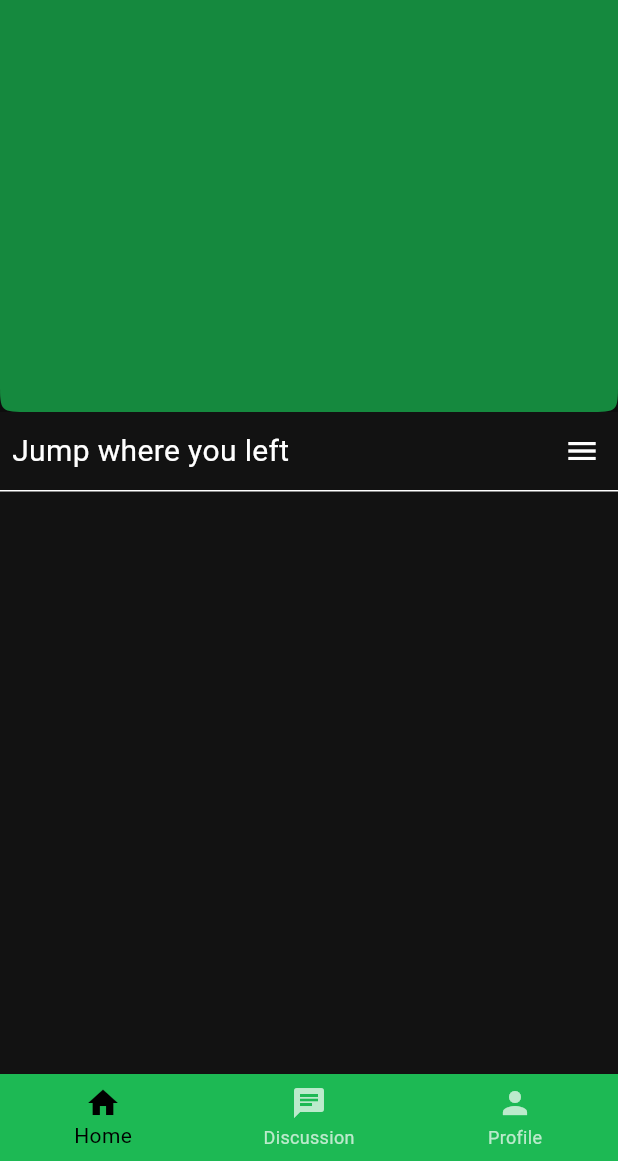
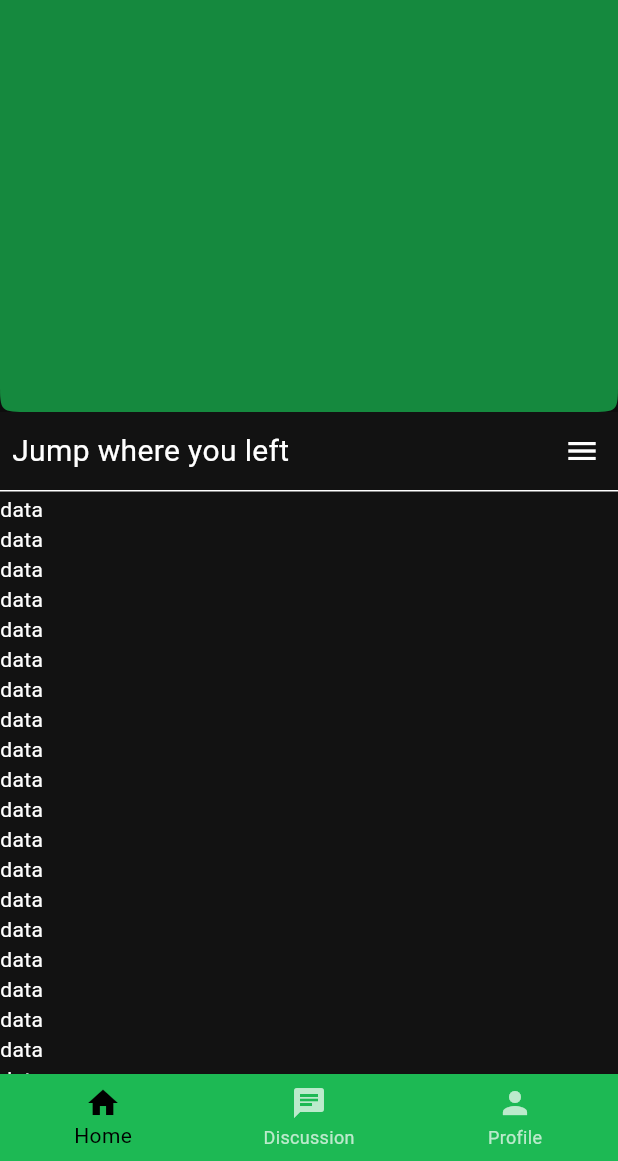
Before and after one commit to jay-sharmaa/RUBIX25_50_Team.dart, a Flutter app: the screen it shows after launch, on a phone screen of 412 x 824 dp, the part 75-1236 px from its top. Run offline on Flutter 3.47's test engine with Material 3 defaults, Android fonts, the phone set to English and light mode, and no system bars; our stand-ins replace flutter_native_splash, flutter_riverpod, google_fonts, shared_preferences, timelines_plus; missing offline and left inert: pair.

Commit message:
homepage improved

```diff
--- a/lib/main.dart
+++ b/lib/main.dart
@@ -57,7 +57,8 @@
   Widget build(BuildContext context) {
     List<Widget> Pages = [
       Home(1, selected_page: selected_index,),
-      ForumPage(selected_page: selected_index, themeNumber: 1)
+      ForumPage(selected_page: selected_index, themeNumber: 1),
+      TimelinePage(themeNumber: 1)
     ];
     final themeMode = ref.watch(themeModeProvider);
     return MaterialApp(
--- a/lib/pages/forum_page.dart
+++ b/lib/pages/forum_page.dart
@@ -52,7 +52,7 @@
         children: [
           Expanded(
             child: ListView.builder(
-              reverse: true, // Shows latest messages at the bottom
+              reverse: true,
               itemBuilder: (context, index) {
                 return textBubble(chats[chats.length - 1 - index]);
               },
--- a/lib/pages/home.dart
+++ b/lib/pages/home.dart
@@ -59,14 +59,46 @@
                     const Text("Jump where you left", style: TextStyle(fontSize: 20),),
                     IconButton(onPressed: (){
 
-                    }, icon: const Icon(Icons.menu))
+                    }, icon: const Icon(Icons.menu)),
+
                   ],
                 ),
             ),
             Divider(height: 5,),
+            Text("data"),
+            Text("data"),
+            Text("data"),
+            Text("data"),
+            Text("data"),
+            Text("data"),
+            Text("data"),
+            Text("data"),
+            Text("data"),
+            Text("data"),
+            Text("data"),
+            Text("data"),
+            Text("data"),
+            Text("data"),
+            Text("data"),
+            Text("data"),
+            Text("data"),
+            Text("data"),
+            Text("data"),
+            Text("data"),
+            Text("data"),
+            Text("data"),
+            Text("data"),
+            Text("data"),
+            Text("data"),
+            Text("data"),
+            Text("data"),
           ])
         ],
       ),
     );
   }
+
+  Widget personTitle(){
+    return
+  }
 }
```
